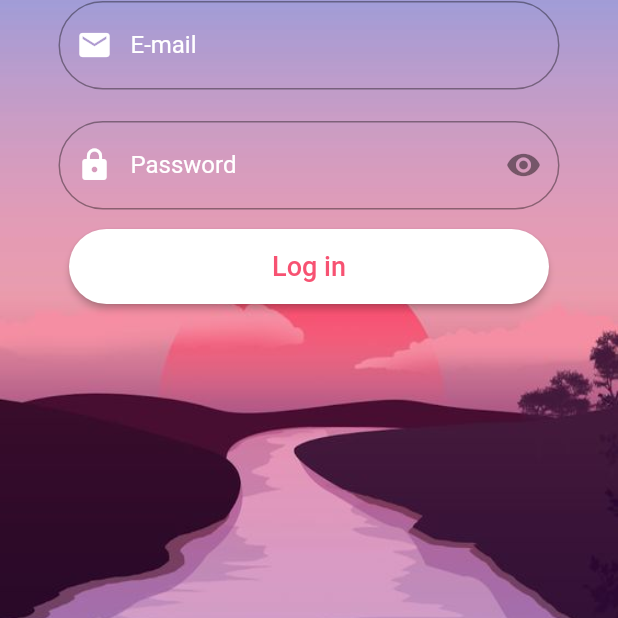
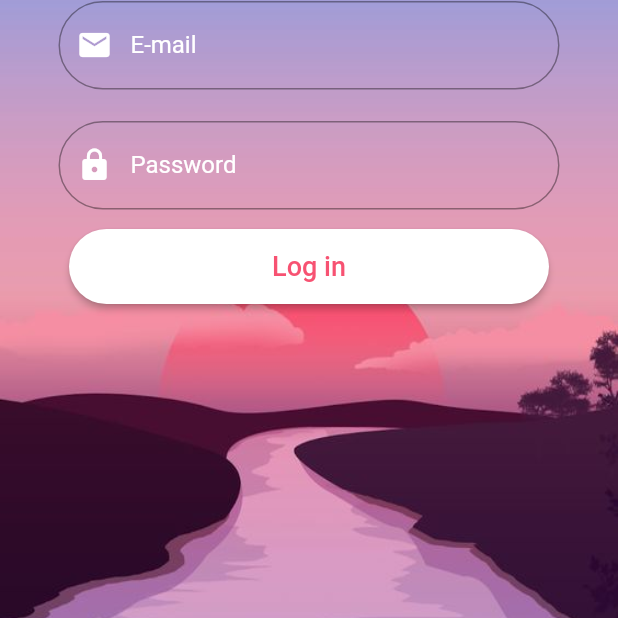
Before and after one commit to vitto2/travel-go-app, a Flutter app: the Login screen opened by its route, on a phone screen of 412 x 824 dp, the part 434-1052 px from its top. Run offline on Flutter 3.47's test engine with Material 2 defaults, Android fonts, the phone set to English and light mode, and no system bars.

Commit message:
pausando uso do suffixIcon temporariamente

```diff
--- a/lib/src/design System/atoms/my_text_field_widget.dart
+++ b/lib/src/design System/atoms/my_text_field_widget.dart
@@ -4,24 +4,23 @@ class MyTextField extends StatelessWidget {
   MyTextField({
     required this.data,
     required this.obscureText,
-    this.suffixIcon,
     required this.prefixIcon,
-    this.hintText,
     required this.label,
     this.keyboardType,
+    this.hintText,
     super.key,
   });
 
-  Widget? suffixIcon;
+  //Widget suffixIcon = const Icon(Icons.abc);
   String? hintText;
   Widget? label;
-  OutlineInputBorder outlineborder = OutlineInputBorder(
-    borderRadius: BorderRadius.circular(50.0),
-  );
   Icon prefixIcon;
   TextInputType? keyboardType;
   bool obscureText = false;
   IconThemeData data;
+  OutlineInputBorder outlineborder = OutlineInputBorder(
+    borderRadius: BorderRadius.circular(50.0),
+  );
 
   @override
   Widget build(BuildContext context) {
@@ -40,7 +39,6 @@ class MyTextField extends StatelessWidget {
             data: data,
             child: prefixIcon,
           ),
-          suffixIcon: suffixIcon,
         ),
       ),
     );
--- a/lib/src/design System/molecules/input_texts_login_page.dart
+++ b/lib/src/design System/molecules/input_texts_login_page.dart
@@ -34,7 +34,7 @@ class InputTextsLoginPage extends StatelessWidget {
                 label: const Text("Password"),
                 hintText: '••••••••',
                 prefixIcon: const Icon(Icons.lock),
-                suffixIcon: const Icon(Icons.remove_red_eye),
+                //suffixIcon: const Icon(Icons.remove_red_eye),
                 data: const IconThemeData(color: Colors.white),
               ),
             ),
```
